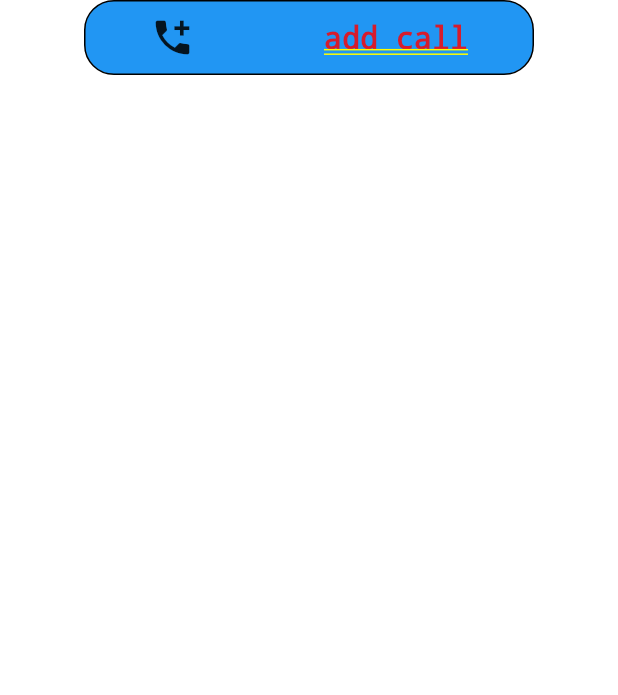
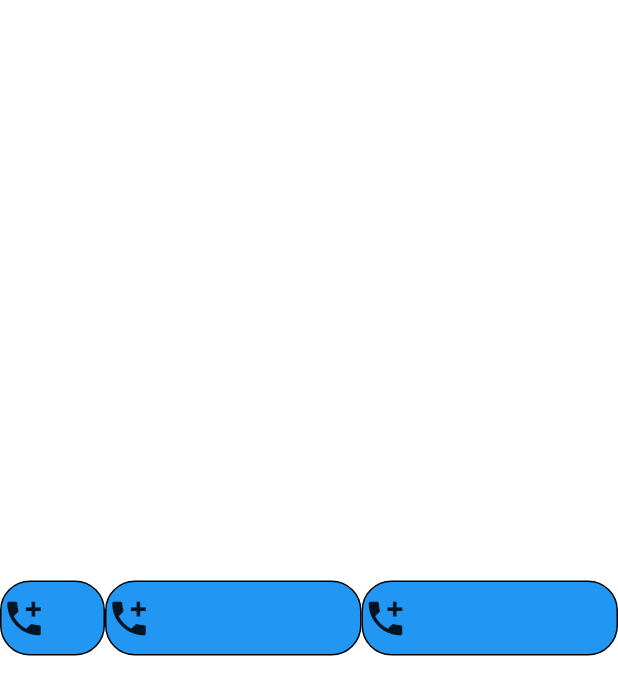
Before and after one commit to aliseylaneh/flutter_practices, a Flutter app: the screen it shows after launch, on a phone screen of 412 x 824 dp. Shown: the top 695 px of the screen. Run offline on Flutter 3.47's test engine with Material 2 defaults, Android fonts, the light colour scheme and no system bars.

Commit message:
2: flexible widgets

```diff
--- a/lib/main.dart
+++ b/lib/main.dart
@@ -27,11 +27,18 @@ class MyApp extends StatelessWidget {
         primarySwatch: Colors.red,
       ),
       home: Row(
-        mainAxisSize: MainAxisSize.max,
-        crossAxisAlignment: CrossAxisAlignment.start,
-        mainAxisAlignment: MainAxisAlignment.spaceAround,
         children: [
           BlueBox(),
+          Flexible(
+            fit: FlexFit.tight,
+            flex: 1,
+            child: BlueBox(),
+          ),
+          Flexible(
+            fit: FlexFit.tight,
+            flex: 1,
+            child: BlueBox(),
+          ),
         ],
       ),
     );
@@ -42,7 +49,7 @@ class BlueBox extends StatelessWidget {
   @override
   Widget build(BuildContext context) {
     return Container(
-      width: 300,
+      width: 70,
       height: 50,
       decoration: BoxDecoration(
         borderRadius: const BorderRadius.all(Radius.circular(20.0)),
@@ -50,17 +57,8 @@ class BlueBox extends StatelessWidget {
         border: Border.all(),
       ),
       child: Row(
-        mainAxisSize: MainAxisSize.max,
-        mainAxisAlignment: MainAxisAlignment.spaceAround,
-        crossAxisAlignment: CrossAxisAlignment.center,
         children: const [
           Icon(size: 30, Icons.add_call),
-          Text(
-            'add call',
-            style: TextStyle(
-              fontSize: 20.0,
-            ),
-          )
         ],
       ),
     );
```
